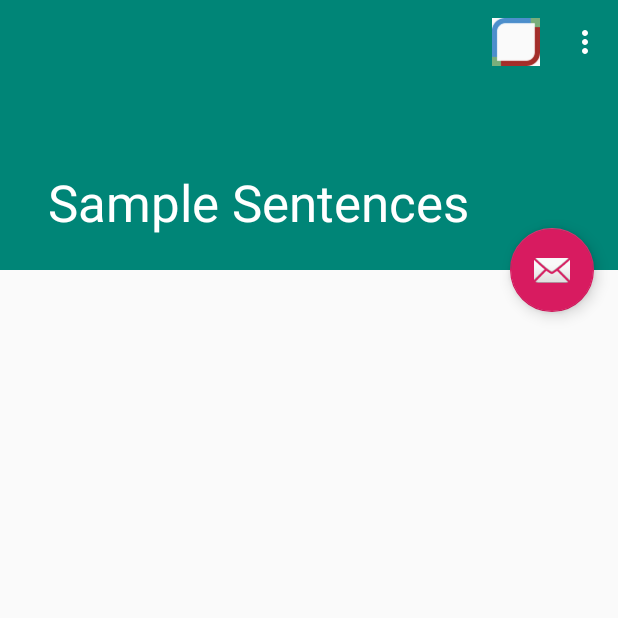
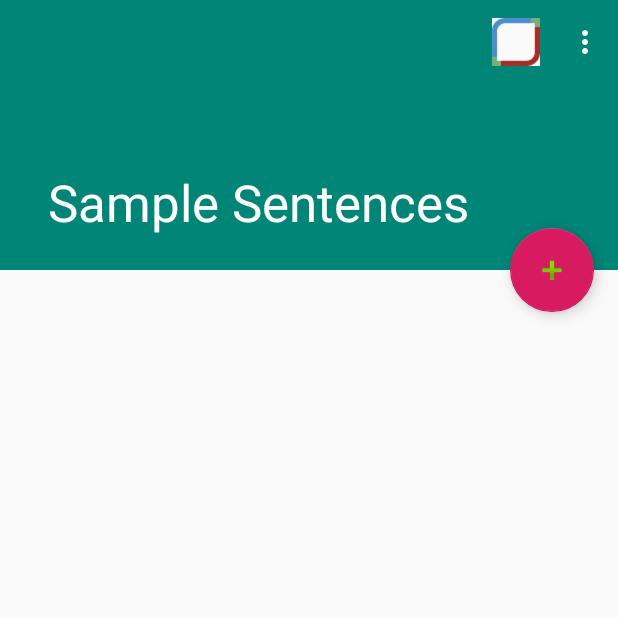
Before and after one commit to roechsli/KomunIKON, an Android app: the SampleSentencesActivity screen opened directly, with no data from a screen before it, on a phone screen of 412 x 824 dp, the top half of it. Run offline under Robolectric (Android 15) with nearby library versions, the phone set to English and light mode, and no system bars.

Commit message:
change mail button to add button

```diff
--- a/app/src/main/res/layout/activity_sample_sentences.xml
+++ b/app/src/main/res/layout/activity_sample_sentences.xml
@@ -41,7 +41,7 @@
         android:layout_margin="@dimen/fab_margin"
         app:layout_anchor="@id/app_bar"
         app:layout_anchorGravity="bottom|end"
-        app:srcCompat="@android:drawable/ic_dialog_email" />
+        app:srcCompat="@android:drawable/ic_input_add" />
 
     <include layout="@layout/content_sample_sentences" />
 
```
